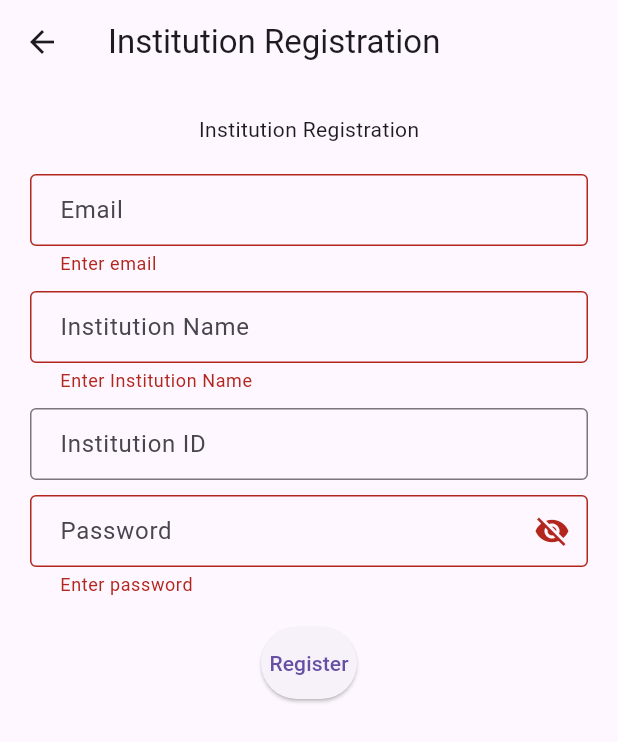
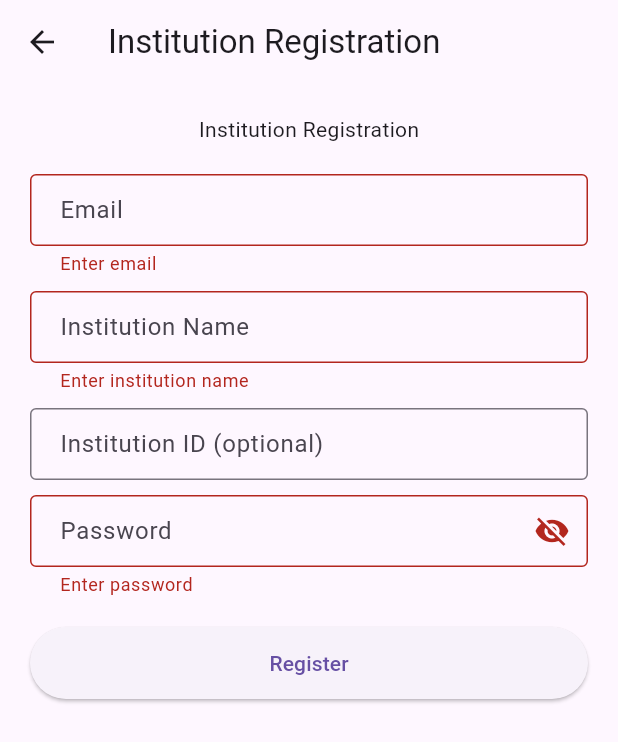
Before and after one commit to fidhafathima518/concesso, a Flutter app: the InstitutionRegistration screen opened by its route, after a tap on "Register", on a phone screen of 412 x 824 dp. Shown: the top 742 px of the screen. Run offline on Flutter 3.47's test engine with Material 3 defaults, Android fonts, the light colour scheme and no system bars; our stand-ins replace cloud_firestore, firebase_auth, firebase_core, image_picker, pdf, permission_handler and 1 more; accounts and stored records are empty.

Commit message:
second commit

```diff
--- a/lib/core/shared/view/login_page.dart
+++ b/lib/core/shared/view/login_page.dart
@@ -172,7 +172,6 @@ class _LoginPageState extends State<LoginPage> {
                           _pref.setString('name', snap['name']!);
                           _pref.setString('uid', snap['uid']!);
                           _pref.setString('email', snap['email']!);
-                          _pref.setString('phone', snap['phone']!);
                           _pref.setString('role', rolesnap['role']!);
 
                           Navigator.pushNamedAndRemoveUntil(context,
--- a/lib/features/admin/view/announcmnts.dart
+++ b/lib/features/admin/view/announcmnts.dart
@@ -8,15 +8,18 @@ class AnnouncementsPage extends StatefulWidget {
 
 class _AnnouncementsPageState extends State<AnnouncementsPage> {
   final TextEditingController _announcementController = TextEditingController();
-  String _selectedTarget = 'all'; // Default target
+  String _selectedTarget = 'all';
 
   void _addAnnouncement() async {
     if (_announcementController.text.isNotEmpty) {
+      final now = Timestamp.fromDate(DateTime.now());
+
       await FirebaseFirestore.instance.collection('announcements').add({
         'message': _announcementController.text,
-        'timestamp': FieldValue.serverTimestamp(),
-        'target': _selectedTarget, // student, institution, or all
+        'timestamp': now,
+        'target': _selectedTarget,
       });
+
       _announcementController.clear();
     }
   }
--- a/lib/features/institution/view/institution_home.dart
+++ b/lib/features/institution/view/institution_home.dart
@@ -9,6 +9,7 @@ import 'package:concessoapp/features/institution/view/profile.dart';
 
 import 'institutenotification.dart';
 import 'manage.dart';
+
 class InstitutionHome extends StatefulWidget {
   @override
   _InstitutionHomeState createState() => _InstitutionHomeState();
@@ -17,14 +18,6 @@ class InstitutionHome extends StatefulWidget {
 class _InstitutionHomeState extends State<InstitutionHome> {
   int _selectedIndex = 0;
   String institutionName = "Loading...";
-  String institutionRole = "Verification Panel";
-
-  final List<Widget> _pages = [
-    InstitutionDashboard(),
-    InstitutionSupport(),
-    InstitutionNotificationsPage(userType: 'institution'),
-    InstitutionProfile(),
-  ];
 
   @override
   void initState() {
@@ -56,6 +49,13 @@ class _InstitutionHomeState extends State<InstitutionHome> {
 
   @override
   Widget build(BuildContext context) {
+    final List<Widget> _pages = [
+      InstitutionDashboard(institutionName: institutionName),
+      InstitutionSupport(),
+      InstitutionNotificationsPage(userType: 'institution'),
+      InstitutionProfile(),
+    ];
+
     return Scaffold(
       appBar: AppBar(
         title: Text("Institution Dashboard"),
@@ -73,27 +73,29 @@ class _InstitutionHomeState extends State<InstitutionHome> {
           ),
         ],
       ),
-      body: _pages[_selectedIndex], // Show the selected page
-
+      body: _pages[_selectedIndex],
       bottomNavigationBar: BottomNavigationBar(
         currentIndex: _selectedIndex,
         onTap: _onItemTapped,
-          backgroundColor: Colors.black,
+        backgroundColor: Colors.black,
+        selectedItemColor: Colors.blue,
+        unselectedItemColor: Colors.grey,
         items: [
           BottomNavigationBarItem(icon: Icon(Icons.home), label: "Home"),
           BottomNavigationBarItem(icon: Icon(Icons.support), label: "Support"),
           BottomNavigationBarItem(icon: Icon(Icons.notifications), label: "Notifications"),
           BottomNavigationBarItem(icon: Icon(Icons.person), label: "Profile"),
         ],
-        selectedItemColor: Colors.blue,
-        unselectedItemColor: Colors.grey,
       ),
     );
   }
 }
 
-// Institution Dashboard
 class InstitutionDashboard extends StatelessWidget {
+  final String institutionName;
+
+  const InstitutionDashboard({required this.institutionName});
+
   @override
   Widget build(BuildContext context) {
     return SingleChildScrollView(
@@ -155,7 +157,7 @@ class InstitutionDashboard extends StatelessWidget {
         Column(
           crossAxisAlignment: CrossAxisAlignment.start,
           children: [
-            Text("Loading...", style: TextStyle(fontSize: 18, fontWeight: FontWeight.bold)),
+            Text(institutionName, style: TextStyle(fontSize: 18, fontWeight: FontWeight.bold)),
             Text("Verification Panel", style: TextStyle(color: Colors.grey)),
           ],
         ),
--- a/lib/features/institution/view/institution_reg.dart
+++ b/lib/features/institution/view/institution_reg.dart
@@ -113,9 +113,14 @@
 //   }
 // }
 
+
+
+
+
 import 'package:cloud_firestore/cloud_firestore.dart';
 import 'package:firebase_auth/firebase_auth.dart';
 import 'package:flutter/material.dart';
+import 'package:shared_preferences/shared_preferences.dart';
 import '../../../core/constants/styles.dart';
 import '../../../core/utils/app_text.dart';
 
@@ -129,20 +134,82 @@ class InstitutionRegistration extends StatefulWidget {
 class _InstitutionRegistrationState extends State<InstitutionRegistration> {
   final _registerKey = GlobalKey<FormState>();
 
-  TextEditingController _emailController = TextEditingController();
-  TextEditingController _passController = TextEditingController();
-  TextEditingController _institutionNameController = TextEditingController();
-  TextEditingController _institutionIdController = TextEditingController();
+  final TextEditingController _emailController = TextEditingController();
+  final TextEditingController _passController = TextEditingController();
+  final TextEditingController _institutionNameController = TextEditingController();
+  final TextEditingController _institutionIdController = TextEditingController();
 
   bool _isLoading = false;
   bool _obscurePassword = true;
 
+  void _registerInstitution() async {
+    if (_registerKey.currentState!.validate()) {
+      setState(() => _isLoading = true);
+
+      try {
+        // Register user
+        UserCredential userCredential = await FirebaseAuth.instance
+            .createUserWithEmailAndPassword(
+          email: _emailController.text.trim(),
+          password: _passController.text.trim(),
+        );
+
+        final uid = userCredential.user!.uid;
+        final email = _emailController.text.trim();
+        final name = _institutionNameController.text.trim();
+        final institutionID = _institutionIdController.text.trim();
+
+        // Save login data
+        await FirebaseFirestore.instance.collection('login').doc(uid).set({
+          'uid': uid,
+          'email': email,
+          'createdAt': DateTime.now(),
+          'status': 1,
+          'role': "institution",
+        });
+
+        // Save institution data
+        await FirebaseFirestore.instance.collection('institution').doc(uid).set({
+          'uid': uid,
+          'email': email,
+          'name': name,
+          'institutionID': institutionID,
+          'createdAt': DateTime.now(),
+          'status': 1,
+          'role': "institution",
+        });
+
+        // Save data to SharedPreferences
+        final prefs = await SharedPreferences.getInstance();
+        await prefs.setString('role', 'institution');
+        await prefs.setString('institutionName', name);
+
+        // Navigate to home
+        Navigator.pushNamedAndRemoveUntil(context, '/InstitutionHome', (route) => false);
+      } on FirebaseAuthException catch (e) {
+        String message = 'An error occurred';
+        if (e.code == 'email-already-in-use') {
+          message = 'Email already in use';
+        } else if (e.code == 'invalid-email') {
+          message = 'Invalid email';
+        } else if (e.code == 'weak-password') {
+          message = 'Password too weak';
+        }
+        ScaffoldMessenger.of(context).showSnackBar(SnackBar(content: Text(message)));
+      } catch (e) {
+        ScaffoldMessenger.of(context).showSnackBar(SnackBar(content: Text("Error: ${e.toString()}")));
+      } finally {
+        setState(() => _isLoading = false);
+      }
+    }
+  }
+
   @override
   Widget build(BuildContext context) {
     return Scaffold(
-      appBar: AppBar(title: Text('Institution Registration')),
+      appBar: AppBar(title: const Text('Institution Registration')),
       body: SingleChildScrollView(
-        padding: EdgeInsets.all(20),
+        padding: const EdgeInsets.all(20),
         child: Form(
           key: _registerKey,
           child: Column(
@@ -152,122 +219,81 @@ class _InstitutionRegistrationState extends State<InstitutionRegistration> {
                 data: "Institution Registration",
                 mystyle: MyStyle.loginHeading,
               ),
-              SizedBox(height: 20),
+              const SizedBox(height: 20),
 
-              // Email Input
+              // Email
               TextFormField(
                 controller: _emailController,
-                validator: (value) {
-                  if (value!.isEmpty) return "Enter email";
-                  return null;
-                },
-                decoration: InputDecoration(
+                validator: (value) =>
+                (value == null || value.isEmpty) ? "Enter email" : null,
+                keyboardType: TextInputType.emailAddress,
+                decoration: const InputDecoration(
                   hintText: "Email",
                   border: OutlineInputBorder(),
                   contentPadding: EdgeInsets.symmetric(horizontal: 16, vertical: 12),
                 ),
               ),
-              SizedBox(height: 10),
+              const SizedBox(height: 10),
 
-              // Institution Name Input
+              // Institution Name
               TextFormField(
                 controller: _institutionNameController,
                 validator: (value) {
-                  if (value!.isEmpty) return "Enter Institution Name";
-                  if (value.length < 4) return "Name should be at least 4 characters";
+                  if (value == null || value.isEmpty) return "Enter institution name";
+                  if (value.length < 4) return "Name must be at least 4 characters";
                   return null;
                 },
-                decoration: InputDecoration(
+                decoration: const InputDecoration(
                   hintText: "Institution Name",
                   border: OutlineInputBorder(),
                   contentPadding: EdgeInsets.symmetric(horizontal: 16, vertical: 12),
                 ),
               ),
-              SizedBox(height: 10),
+              const SizedBox(height: 10),
 
-              // Institution ID Input
+              // Institution ID (optional)
               TextFormField(
                 controller: _institutionIdController,
-                decoration: InputDecoration(
-                  hintText: "Institution ID",
+                decoration: const InputDecoration(
+                  hintText: "Institution ID (optional)",
                   border: OutlineInputBorder(),
                   contentPadding: EdgeInsets.symmetric(horizontal: 16, vertical: 12),
                 ),
               ),
-              SizedBox(height: 10),
+              const SizedBox(height: 10),
 
-              // Password Input with Visibility Toggle
+              // Password
               TextFormField(
                 controller: _passController,
                 obscureText: _obscurePassword,
                 validator: (value) {
-                  if (value!.isEmpty) return "Enter password";
-                  if (value.length < 6) return "Password should be at least 6 characters";
+                  if (value == null || value.isEmpty) return "Enter password";
+                  if (value.length < 6) return "Password must be at least 6 characters";
                   return null;
                 },
                 decoration: InputDecoration(
                   hintText: "Password",
-                  border: OutlineInputBorder(),
-                  contentPadding: EdgeInsets.symmetric(horizontal: 16, vertical: 12),
+                  border: const OutlineInputBorder(),
+                  contentPadding: const EdgeInsets.symmetric(horizontal: 16, vertical: 12),
                   suffixIcon: IconButton(
                     icon: Icon(_obscurePassword ? Icons.visibility_off : Icons.visibility),
-                    onPressed: () {
-                      setState(() {
-                        _obscurePassword = !_obscurePassword;
-                      });
-                    },
+                    onPressed: () => setState(() => _obscurePassword = !_obscurePassword),
                   ),
                 ),
               ),
-              SizedBox(height: 20),
+              const SizedBox(height: 20),
 
-              // Register Button with Gradient Styling
+              // Submit Button
               _isLoading
-                  ? CircularProgressIndicator()
-                  : ElevatedButton(
-                onPressed: () async {
-                  if (_registerKey.currentState!.validate()) {
-                    setState(() => _isLoading = true);
-
-                    try {
-                      UserCredential userCredential = await FirebaseAuth.instance.createUserWithEmailAndPassword(
-                          email: _emailController.text, password: _passController.text);
-
-                      if (userCredential.user != null) {
-                        // Save login details
-                        FirebaseFirestore.instance.collection('login').doc(userCredential.user!.uid).set({
-                          "uid": userCredential.user!.uid,
-                          'email': userCredential.user!.email,
-                          'createdAt': DateTime.now(),
-                          'status': 1,
-                          'role': "institution"
-                        });
-
-                        // Save institution details
-                        FirebaseFirestore.instance.collection('institution').doc(userCredential.user!.uid).set({
-                          "uid": userCredential.user!.uid,
-                          'name': _institutionNameController.text,
-                          'email': userCredential.user!.email,
-                          'institutionID': _institutionIdController.text,
-                          'createdAt': DateTime.now(),
-                          'status': 1,
-                          'role': "institution"
-                        }).then((value) {
-                          Navigator.pushNamedAndRemoveUntil(context, '/InstitutionHome', (Route route) => false);
-                        });
-                      }
-                    } catch (e) {
-                      ScaffoldMessenger.of(context).showSnackBar(
-                        SnackBar(content: Text("Error: ${e.toString()}")),
-                      );
-                    } finally {
-                      setState(() => _isLoading = false);
-                    }
-                  }
-                },
-                child: Text("Register"),
-                style: ElevatedButton.styleFrom(
-                  padding: EdgeInsets.symmetric(vertical: 14),
+                  ? const CircularProgressIndicator()
+                  : SizedBox(
+                width: double.infinity,
+                child: ElevatedButton(
+                  onPressed: _registerInstitution,
+                  style: ElevatedButton.styleFrom(
+                    padding: const EdgeInsets.symmetric(vertical: 14),
+                  ),
+                  child: const Text("Register"),
                 ),
               ),
             ],
--- a/lib/features/user/view/usernotification.dart
+++ b/lib/features/user/view/usernotification.dart
@@ -18,7 +18,6 @@ class _NotificationsPageState extends State<NotificationsPage> {
     super.initState();
     detectUserType();
   }
-
   Future<void> detectUserType() async {
     final uid = FirebaseAuth.instance.currentUser?.uid;
     if (uid == null) {
```
